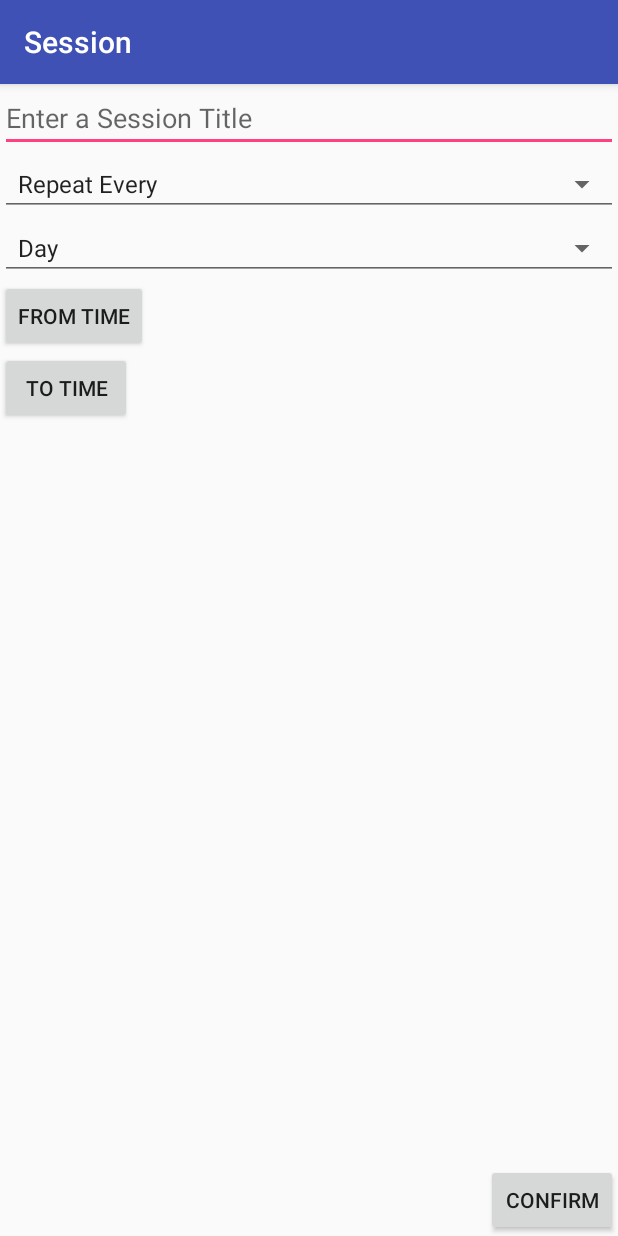
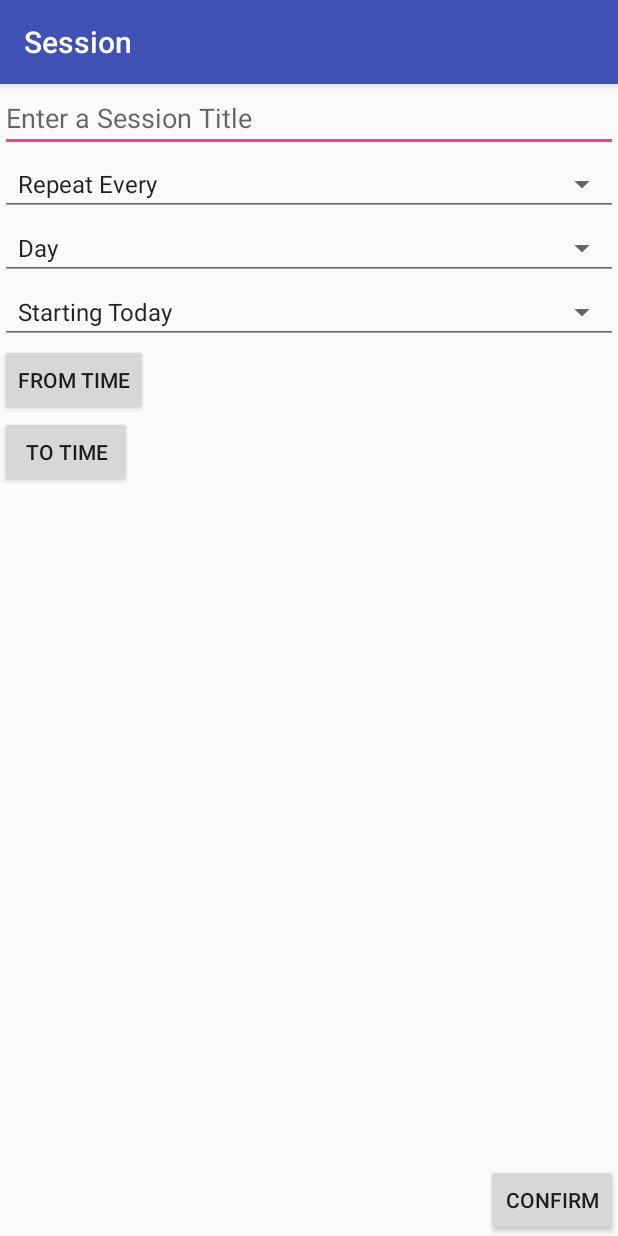
Before and after one commit to misterbee180/Test-Task, an Android app: the Details_Session screen opened directly, with no data from a screen before it, on a phone screen of 412 x 824 dp. Run offline under Robolectric (Android 15) with nearby library versions, the phone set to English and light mode, and no system bars.

Commit message:
Fixing various todos: Added starting dropdown to timekeeper

```diff
--- a/TestTask/app/src/main/java/com/deviousindustries/testtask/Details_LongTerm.java
+++ b/TestTask/app/src/main/java/com/deviousindustries/testtask/Details_LongTerm.java
@@ -18,8 +18,6 @@ import android.widget.AdapterView;
 import android.widget.ListView;
 import android.widget.TextView;
 
-//Todo: re-add confirm btn visibility afer initial confirm
-//Todo: fix issue of not showing tasks on intial task addition after long term creation
 //Todo: add option to make long term task out of task display instances
 public class Details_LongTerm extends AppCompatActivity {
     ArrayListContainer mLongTermTasksUnc = new ArrayListContainer();
--- a/TestTask/app/src/main/java/com/deviousindustries/testtask/Details_Session.java
+++ b/TestTask/app/src/main/java/com/deviousindustries/testtask/Details_Session.java
@@ -73,7 +73,6 @@ public class Details_Session extends AppCompatActivity{
     public void createSession (View view) {
         DatabaseAccess.mDatabase.beginTransaction();
         try {
-            //todo: add validation to session before it attempts to be created
             if(mTime.mlngTimeID != -1){
                 mTime.clearGenerationPoints();
             }
--- a/TestTask/app/src/main/java/com/deviousindustries/testtask/Details_Task.java
+++ b/TestTask/app/src/main/java/com/deviousindustries/testtask/Details_Task.java
@@ -275,7 +275,6 @@ public class Details_Task extends AppCompatActivity {
     public void CreateTask(View view){
         DatabaseAccess.mDatabase.beginTransaction();
         try {
-            //TODO: replace w/ taskDetail validation function
             if(timeKeeper.validateTimeDetails()){
                 //updating and regular creation can probably be joined together but as it's just as simple to keep
                 //them seperated it will for now be.
--- a/TestTask/app/src/main/java/com/deviousindustries/testtask/Time.java
+++ b/TestTask/app/src/main/java/com/deviousindustries/testtask/Time.java
@@ -17,7 +17,7 @@ public class Time {
     long mlngTimeframeID;
     long mlngRepetition;
     private long mdtmCreated;
-    private int mintStarting;
+    int mintStarting;
     private boolean mblnComplete;
     long mlngGenerationID;
     boolean mblnThru;
--- a/TestTask/app/src/main/java/com/deviousindustries/testtask/TimeKeeper.java
+++ b/TestTask/app/src/main/java/com/deviousindustries/testtask/TimeKeeper.java
@@ -51,6 +51,7 @@ public class TimeKeeper extends ConstraintLayout implements View.OnClickListener
     //View objects
     Spinner mTimeframeSpinner;
     ArrayListContainer mRepetitionSpinner;
+    Spinner mStartingSpinner;
     ConstraintLayout cLayMonthly;
     ConstraintLayout cLayWeekly;
     ConstraintLayout cLayNoRep;
@@ -68,12 +69,13 @@ public class TimeKeeper extends ConstraintLayout implements View.OnClickListener
     public TimeKeeper(Context context, AttributeSet attrs) {
         super(context, attrs);
 
-        View.inflate(context, R.layout.activity_time_keeper, this); //This is super important. Inflate loads the screen from XML.
+        View.inflate(context, R.layout.activity_timekeeper, this); //This is super important. Inflate loads the screen from XML.
         //Set member access
         arrSpecificDays = new int[31];
         intArrayCounter = 0;
         mRepetitionSpinner = new ArrayListContainer();
-        mTimeframeSpinner = findViewById(R.id.spnTimefange);
+        mStartingSpinner = findViewById(R.id.spnStarting);
+        mTimeframeSpinner = findViewById(R.id.spnTimeframe);
         mTimeframeSpinner.setOnItemSelectedListener(timeframeListener);
 
         //Target View Groups
@@ -152,7 +154,7 @@ public class TimeKeeper extends ConstraintLayout implements View.OnClickListener
     }
 
     public int getStarting(){
-        return 0;
+        return mStartingSpinner.getSelectedItemPosition();
     }
 
     public boolean isTimeSet(){
@@ -372,10 +374,12 @@ public class TimeKeeper extends ConstraintLayout implements View.OnClickListener
             cLayWeekly.setVisibility(View.GONE);
             cLayMonthly.setVisibility(View.GONE);
             mTimeframeSpinner.setVisibility(View.GONE);
+            mStartingSpinner.setVisibility(View.GONE);
             findViewById(R.id.Timekeeper_ChkThru).setVisibility(View.GONE);
             findViewById(R.id.Timekeeper_NoFreq_BtnToDate).setVisibility(View.VISIBLE);
         } else {
             mTimeframeSpinner.setVisibility(View.VISIBLE);
+            mStartingSpinner.setVisibility(View.VISIBLE);
         }
     }
 
@@ -431,7 +435,8 @@ public class TimeKeeper extends ConstraintLayout implements View.OnClickListener
                 pTime.mblnThru);
         loadRepetitionDetails(pTime.mlngRepetition,
                 pTime.mintTimeframe,
-                pTime.mlngTimeframeID);
+                pTime.mlngTimeframeID,
+                pTime.mintStarting);
     }
 
     public void loadTimeDetails(long pdtmFrom,
@@ -455,11 +460,13 @@ public class TimeKeeper extends ConstraintLayout implements View.OnClickListener
 
     public void loadRepetitionDetails(long plngRepetition,
                                       int pintTimeframe,
-                                      long plngTimeframeID) {
+                                      long plngTimeframeID,
+                                      int pintStarting) {
         //Set repetition spinner
         if (plngRepetition != 0) {
             mRepetitionSpinner.setIDSpinner(plngRepetition);
             mTimeframeSpinner.setSelection(pintTimeframe);
+            mStartingSpinner.setSelection(pintStarting);
         }
 
         switch (pintTimeframe) {
@@ -578,7 +585,7 @@ public class TimeKeeper extends ConstraintLayout implements View.OnClickListener
             setUpRepititionForSession();
         } else if(mintMode == 3){
             findViewById(R.id.spnRepitition).setVisibility(View.GONE);
-            findViewById(R.id.spnTimefange).setVisibility(View.GONE);
+            findViewById(R.id.spnTimeframe).setVisibility(View.GONE);
             evaluateRepetitionView(0);
         } else if(mintMode == 4){
             findViewById(R.id.spnRepitition).setVisibility(View.GONE);
--- a/TestTask/app/src/main/res/layout/activity_time_keeper.xml
+++ b/TestTask/app/src/main/res/layout/activity_timekeeper.xml
@@ -17,21 +17,29 @@
         app:layout_constraintTop_toTopOf="parent" />
 
     <Spinner
-        android:id="@+id/spnTimefange"
+        android:id="@+id/spnTimeframe"
         style="@style/Base.Widget.AppCompat.Spinner.Underlined"
-        android:layout_width="0dp"
+        android:layout_width="match_parent"
         android:layout_height="wrap_content"
         android:entries="@array/TimeRange"
         app:layout_constraintLeft_toLeftOf="parent"
         app:layout_constraintRight_toRightOf="parent"
         app:layout_constraintTop_toBottomOf="@+id/spnRepitition" />
 
+    <Spinner
+        android:id="@+id/spnStarting"
+        android:layout_width="match_parent"
+        android:layout_height="wrap_content"
+        android:entries="@array/Starting"
+        style="@style/Base.Widget.AppCompat.Spinner.Underlined"
+        app:layout_constraintTop_toBottomOf="@id/spnTimeframe"/>
+
     <android.support.constraint.ConstraintLayout
         android:id="@+id/CLayNoFrequency"
         android:layout_width="wrap_content"
         android:layout_height="wrap_content"
         app:layout_constraintLeft_toLeftOf="parent"
-        app:layout_constraintTop_toBottomOf="@+id/spnTimefange">
+        app:layout_constraintTop_toBottomOf="@+id/spnStarting">
 
         <Button
             android:id="@+id/Timekeeper_NoFreq_BtnFromDate"
@@ -79,7 +87,7 @@
                 android:layout_height="wrap_content"
                 android:text="@string/Monday"
                 app:layout_constraintLeft_toLeftOf="parent"
-                app:layout_constraintTop_toTopOf="parent" />
+                app:layout_constraintTop_toTopOf="parent"/>
 
             <CheckBox
                 android:id="@+id/chkSunday"
--- a/TestTask/app/src/main/res/values/strings.xml
+++ b/TestTask/app/src/main/res/values/strings.xml
@@ -56,6 +56,13 @@
         <item>Week</item>
         <item>Month</item>
         <item>Year</item>
+    </string-array>
+
+    <string-array name="Starting">
+        <item>Starting Today</item>
+        <item>Starting at Next Occurrence</item>
+        <item>Starting in two Occurrences</item>
+        <item>Starting in three Occurrences</item>
     </string-array>
 
     <string-array name="RepetitionArray">
```
Also changed, not shown: TestTask/app/src/main/java/com/deviousindustries/testtask/Details_Instance.java (+25 -6 lines), 1 other file.
